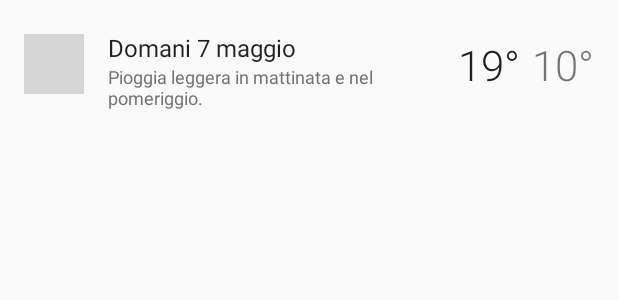
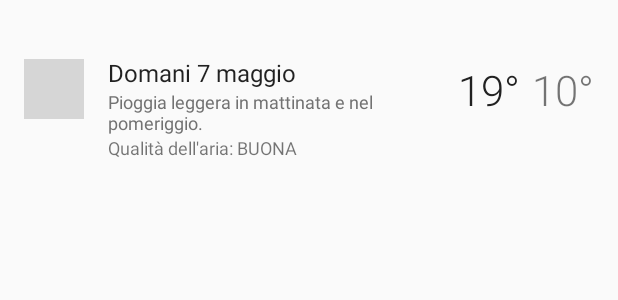
Before and after one commit to micheledonato/AirTO, an Android app: the layout weather_tomorrow_list_item.xml on its own in the app's theme, with its tools: preview values and no code run, on a phone screen of 412 x 824 dp. Shown: the top 300 px of the screen. Run offline under Robolectric (Android 15) with nearby library versions, the phone set to English and light mode, and no system bars; grey boxes are pictures that could not be loaded.

Commit message:
add tomorrow ipqa

```diff
--- a/app/src/main/res/layout/weather_tomorrow_list_item.xml
+++ b/app/src/main/res/layout/weather_tomorrow_list_item.xml
@@ -45,6 +45,16 @@
         tools:text="Pioggia leggera in mattinata e nel pomeriggio." />
 
     <TextView
+        android:id="@+id/ipqa"
+        android:layout_width="wrap_content"
+        android:layout_height="wrap_content"
+        android:gravity="center"
+        android:textSize="12sp"
+        app:layout_constraintTop_toBottomOf="@+id/weather_description"
+        app:layout_constraintLeft_toLeftOf="@id/weather_description"
+        tools:text="Qualità dell'aria: BUONA" />
+
+    <TextView
         android:id="@+id/high_temperature"
         android:layout_width="wrap_content"
         android:layout_height="wrap_content"
```
Also changed, not shown: app/src/main/java/com/devmicheledonato/airto/WeatherAdapter.java (+5 -3 lines).
